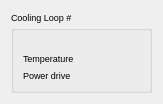
srgblnch/LinacGUI, file src/widgets/ui/coolingLoop.ui: the form before one commit.
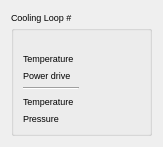
The form after the commit. Custom widgets are drawn as their Qt base class.

Commit message: add, in the 'main screen' a led with the Vacuum Valve 7 like it is in the 'start up' tab. add 2 new values on each of the cooling loops, comming from the eps (1 temperature and 1 pressure).

```diff
--- a/src/widgets/ui/coolingLoop.ui
+++ b/src/widgets/ui/coolingLoop.ui
@@ -7,7 +7,7 @@
     <x>0</x>
     <y>0</y>
     <width>163</width>
-    <height>100</height>
+    <height>127</height>
    </rect>
   </property>
   <property name="windowTitle">
@@ -25,6 +25,20 @@
       <string>Cooling Loop #</string>
      </property>
      <layout class="QGridLayout" name="gridLayout_2">
+      <item row="4" column="0">
+       <widget class="Line" name="line">
+        <property name="orientation">
+         <enum>Qt::Horizontal</enum>
+        </property>
+       </widget>
+      </item>
+      <item row="5" column="0">
+       <widget class="QLabel" name="epsTempLabel">
+        <property name="text">
+         <string>Temperature</string>
+        </property>
+       </widget>
+      </item>
       <item row="1" column="0">
        <widget class="QLabel" name="temperatureLabel">
         <property name="text">
@@ -53,10 +67,7 @@
         </property>
        </widget>
       </item>
-      <item row="0" column="0" colspan="2">
-       <widget class="TaurusLabel" name="coolingLoopStatus"/>
-      </item>
-      <item row="4" column="1">
+      <item row="7" column="1">
        <spacer name="verticalSpacer">
         <property name="orientation">
          <enum>Qt::Vertical</enum>
@@ -69,6 +80,22 @@
         </property>
        </spacer>
       </item>
+      <item row="0" column="0" colspan="2">
+       <widget class="TaurusLabel" name="coolingLoopStatus"/>
+      </item>
+      <item row="6" column="0">
+       <widget class="QLabel" name="epsPressureLabel">
+        <property name="text">
+         <string>Pressure</string>
+        </property>
+       </widget>
+      </item>
+      <item row="5" column="1">
+       <widget class="TaurusLabel" name="epsTempValue"/>
+      </item>
+      <item row="6" column="1">
+       <widget class="TaurusLabel" name="epsPressureValue"/>
+      </item>
      </layout>
     </widget>
    </item>
```
The commit also changes 6 other files.
